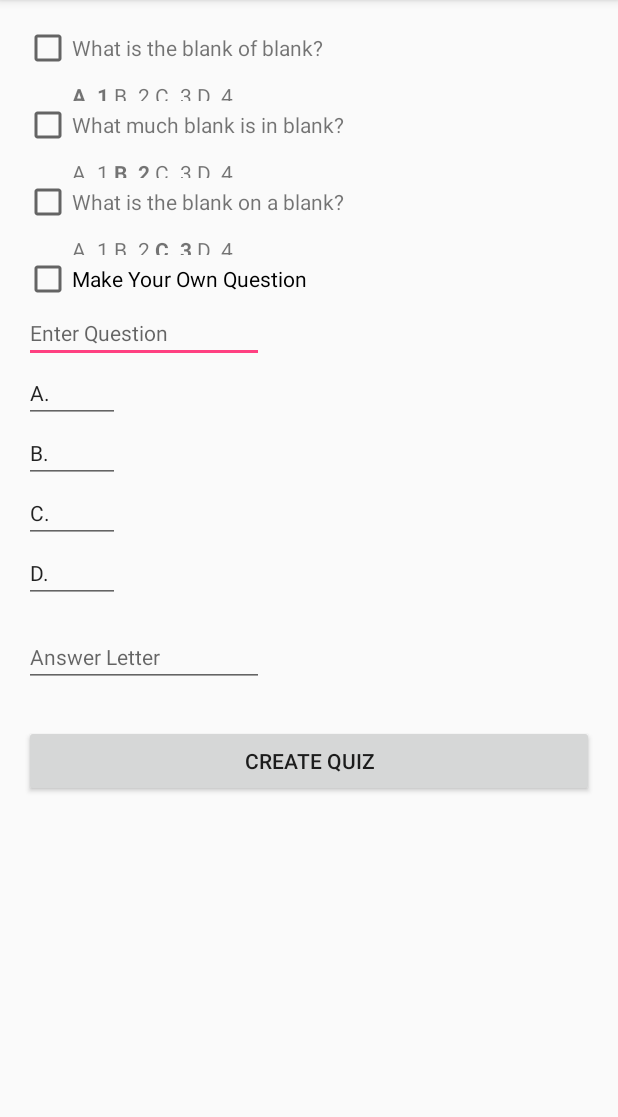
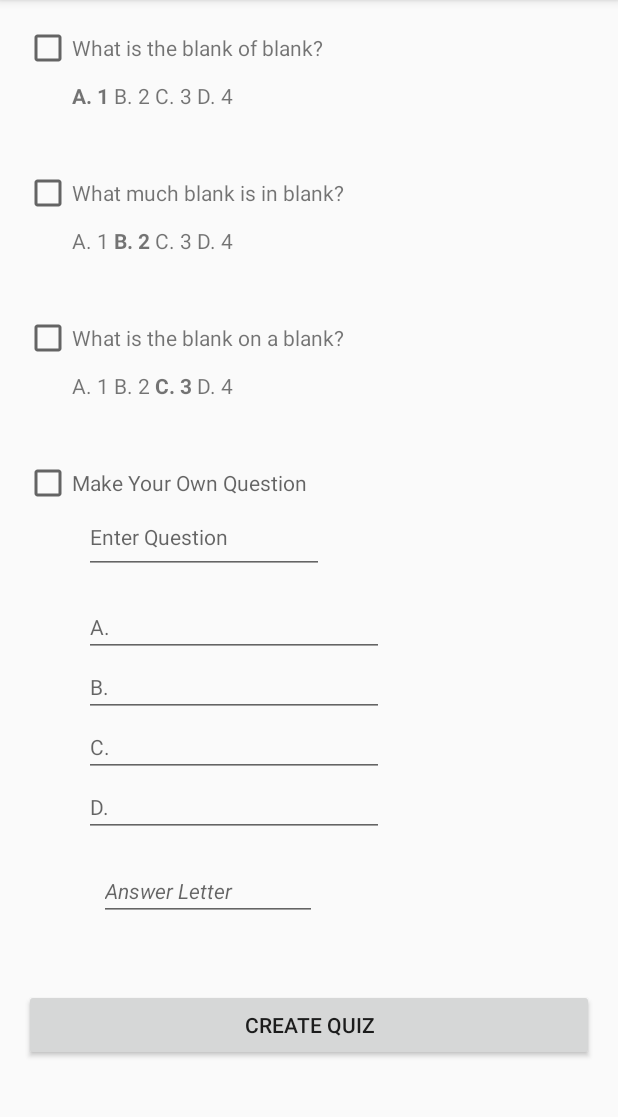
Before and after one commit to lukelowers/BTQuiz, an Android app: the CreateQuiz screen opened directly, with no data from a screen before it, on a phone screen of 412 x 824 dp, the part 84-1201 px from its top. Run offline under Robolectric (Android 15) with nearby library versions, the phone set to English and light mode, and no system bars.

Commit message:
FInished most of CreateQuiz.java - Luke

```diff
--- a/app/src/main/java/com/example/luke/btquiz/CreateQuiz.java
+++ b/app/src/main/java/com/example/luke/btquiz/CreateQuiz.java
@@ -1,5 +1,7 @@
 package com.example.luke.btquiz;
 
+import android.content.Context;
+import android.content.Intent;
 import android.support.v7.app.AppCompatActivity;
 import android.os.Bundle;
 import android.text.Html;
@@ -9,6 +11,7 @@ import android.widget.Button;
 import android.widget.CheckBox;
 import android.widget.EditText;
 import android.widget.TextView;
+import android.widget.Toast;
 
 public class CreateQuiz extends AppCompatActivity {
 
@@ -45,11 +48,11 @@ public class CreateQuiz extends AppCompatActivity {
         checkBox4 = (CheckBox) findViewById(R.id.checkBox4);
 
         //Add section to fill questions
-        String questionString = question1String +"<br><br><b>A. 1</b>  B. 2   C. 3   D. 4";
+        String questionString = question1String +"<br><br><b>A. 1</b>    B. 2     C. 3     D. 4";
         question1.setText(Html.fromHtml(questionString));
-        questionString = question2String +"<br><br>A. 1   <b>B. 2</b>   C. 3   D. 4";
+        questionString = question2String +"<br><br>A. 1     <b>B. 2</b>     C. 3     D. 4";
         question2.setText(Html.fromHtml(questionString));
-        questionString = question3String +"<br><br>A. 1   B. 2   <b>C. 3</b>   D. 4";
+        questionString = question3String +"<br><br>A. 1     B. 2     <b>C. 3</b>     D. 4";
         question3.setText(Html.fromHtml(questionString));
 
 
@@ -72,8 +75,19 @@ public class CreateQuiz extends AppCompatActivity {
                     quiz2Send += myoQuestion + myoAnswer;
                 }
 
-                //send quiz info over to student
-                Log.e("",quiz2Send);
+                //Log.e("",quiz2Send);
+
+                Context c = getApplicationContext();
+                Toast.makeText(c,"Quiz successfully created",Toast.LENGTH_LONG).show();
+
+                Intent intent = new Intent(CreateQuiz.this, FacultyConnect.class);
+                intent.putExtra("quiz",quiz2Send);
+                startActivity(intent);
+
+                /* To get the quiz string from the intent in FacultyConnect.java
+                Bundle bundle = getIntent().getExtras();
+                String quiz = bundle.getString("quiz");
+                 */
 
             }
         });
--- a/app/src/main/java/com/example/luke/btquiz/MainActivity.java
+++ b/app/src/main/java/com/example/luke/btquiz/MainActivity.java
@@ -40,7 +40,7 @@ public class MainActivity extends AppCompatActivity {
             @Override
             public void onClick(View v) {
 
-                Intent intent = new Intent(MainActivity.this, FacultyConnect.class);
+                Intent intent = new Intent(MainActivity.this, CreateQuiz.class);
                 startActivity(intent);
             }
         });
--- a/app/src/main/res/layout/activity_create_quiz.xml
+++ b/app/src/main/res/layout/activity_create_quiz.xml
@@ -19,7 +19,8 @@
 <LinearLayout
     android:layout_width="match_parent"
     android:layout_height="match_parent"
-    android:orientation="horizontal">
+    android:orientation="horizontal"
+    android:layout_marginBottom="20dp">
 
     <CheckBox
         android:layout_width="wrap_content"
@@ -38,13 +39,16 @@
         android:layout_alignBottom="@+id/checkBox1"
         android:layout_alignLeft="@+id/question2"
         android:layout_alignStart="@+id/question2"
-        android:textSize="14dp" />
+        android:textSize="14dp"
+        android:layout_marginBottom="10dp"
+        android:paddingBottom="15dp" />
                 </LinearLayout>
 
     <LinearLayout
         android:layout_width="match_parent"
         android:layout_height="match_parent"
-        android:orientation="horizontal">
+        android:orientation="horizontal"
+        android:paddingBottom="20dp">
 
         <CheckBox
             android:layout_width="wrap_content"
@@ -63,14 +67,17 @@
         android:layout_alignBottom="@+id/checkBox2"
         android:layout_toRightOf="@+id/checkBox2"
         android:layout_toEndOf="@+id/checkBox2"
-        android:textSize="14dp" />
+        android:textSize="14dp"
+            android:layout_marginBottom="10dp"
+            android:paddingBottom="15dp" />
 
     </LinearLayout>
 
     <LinearLayout
         android:layout_width="match_parent"
         android:layout_height="match_parent"
-        android:orientation="horizontal">
+        android:orientation="horizontal"
+        android:paddingBottom="20dp">
 
         <CheckBox
         android:layout_width="wrap_content"
@@ -89,13 +96,16 @@
             android:layout_below="@+id/checkBox2"
             android:layout_alignLeft="@+id/question2"
             android:layout_alignStart="@+id/question2"
-            android:textSize="14dp" />
+            android:textSize="14dp"
+            android:layout_marginBottom="10dp"
+            android:paddingBottom="15dp" />
     </LinearLayout>
 
     <LinearLayout
         android:layout_width="match_parent"
         android:layout_height="match_parent"
-        android:orientation="vertical">
+        android:orientation="vertical"
+        android:paddingBottom="20dp">
     <CheckBox
         android:layout_width="wrap_content"
         android:layout_height="wrap_content"
@@ -103,7 +113,8 @@
         android:layout_alignTop="@+id/question4"
         android:layout_alignParentLeft="true"
         android:layout_alignParentStart="true"
-        android:text="Make Your Own Question" />
+        android:text="Make Your Own Question"
+        android:textColor="?android:attr/textColorHint" />
 
     <EditText
         android:layout_width="wrap_content"
@@ -116,60 +127,77 @@
         android:layout_below="@+id/checkBox3"
         android:layout_toRightOf="@+id/checkBox4"
         android:layout_toEndOf="@+id/checkBox4"
-        android:hint="Enter Question" />
+        android:hint="Enter Question"
+        android:paddingBottom="15dp"
+        android:textColor="@android:color/black"
+        android:layout_marginLeft="40dp"
+        android:layout_marginBottom="15dp"
+        android:focusable="false" />
 
         <EditText
-            android:layout_width="wrap_content"
             android:layout_height="wrap_content"
             android:inputType="textPersonName"
-            android:text="A. "
             android:ems="4"
             android:id="@+id/answerA"
             android:textSize="14dp"
             android:editable="true"
             android:layout_below="@+id/question4"
             android:layout_alignLeft="@+id/question4"
-            android:layout_alignStart="@+id/question4" />
+            android:layout_alignStart="@+id/question4"
+            android:textColor="?android:attr/textColorHint"
+            android:layout_marginLeft="40dp"
+            android:hint="A. "
+            android:layout_width="200dp"
+            android:focusable="false" />
 
         <EditText
-        android:layout_width="wrap_content"
-        android:layout_height="wrap_content"
+            android:layout_height="wrap_content"
         android:inputType="textPersonName"
-        android:text="B. "
-        android:ems="4"
+            android:ems="4"
         android:id="@+id/answerB"
         android:textSize="14sp"
         android:layout_below="@+id/question4"
         android:layout_alignRight="@+id/answerCorrect"
-        android:layout_alignEnd="@+id/answerCorrect" />
+        android:layout_alignEnd="@+id/answerCorrect"
+            android:textColor="?android:attr/textColorHint"
+            android:layout_marginLeft="40dp"
+            android:hint="B.  "
+            android:layout_width="200dp"
+            android:focusable="false" />
 
         <EditText
-            android:layout_width="wrap_content"
             android:layout_height="wrap_content"
             android:inputType="textPersonName"
-            android:text="C. "
             android:ems="4"
             android:id="@+id/answerC"
             android:textSize="14sp"
             android:layout_below="@+id/question4"
             android:layout_toRightOf="@+id/question4"
-            android:layout_toEndOf="@+id/question4" />
+            android:layout_toEndOf="@+id/question4"
+            android:textColor="?android:attr/textColorHint"
+            android:layout_marginLeft="40dp"
+            android:hint="C. "
+            android:layout_width="200dp"
+            android:focusable="false" />
 
         <EditText
-        android:layout_width="wrap_content"
-        android:layout_height="wrap_content"
+            android:layout_height="wrap_content"
         android:inputType="textPersonName"
-        android:text="D. "
-        android:ems="4"
+            android:ems="4"
         android:id="@+id/answerD"
         android:textSize="14sp"
             android:layout_alignBaseline="@+id/answerC"
         android:layout_alignBottom="@+id/answerC"
         android:layout_toRightOf="@+id/answerC"
-        android:layout_toEndOf="@+id/answerC" />
+        android:layout_toEndOf="@+id/answerC"
+            android:textColor="?android:attr/textColorHint"
+            android:layout_marginLeft="40dp"
+            android:hint="D. "
+            android:layout_width="200dp"
+            android:focusable="false" />
 
         <EditText
-        android:layout_width="wrap_content"
+        android:layout_width="145dp"
         android:layout_height="wrap_content"
         android:inputType="textPersonName"
         android:ems="10"
@@ -180,7 +208,10 @@
         android:layout_below="@+id/answerA"
         android:layout_alignParentLeft="true"
         android:layout_alignParentStart="true"
-        android:layout_marginTop="16dp" />
+        android:layout_marginTop="16dp"
+            android:layout_marginLeft="50dp"
+            android:textStyle="normal|italic"
+            android:focusable="false" />
 
     </LinearLayout>
 
```
